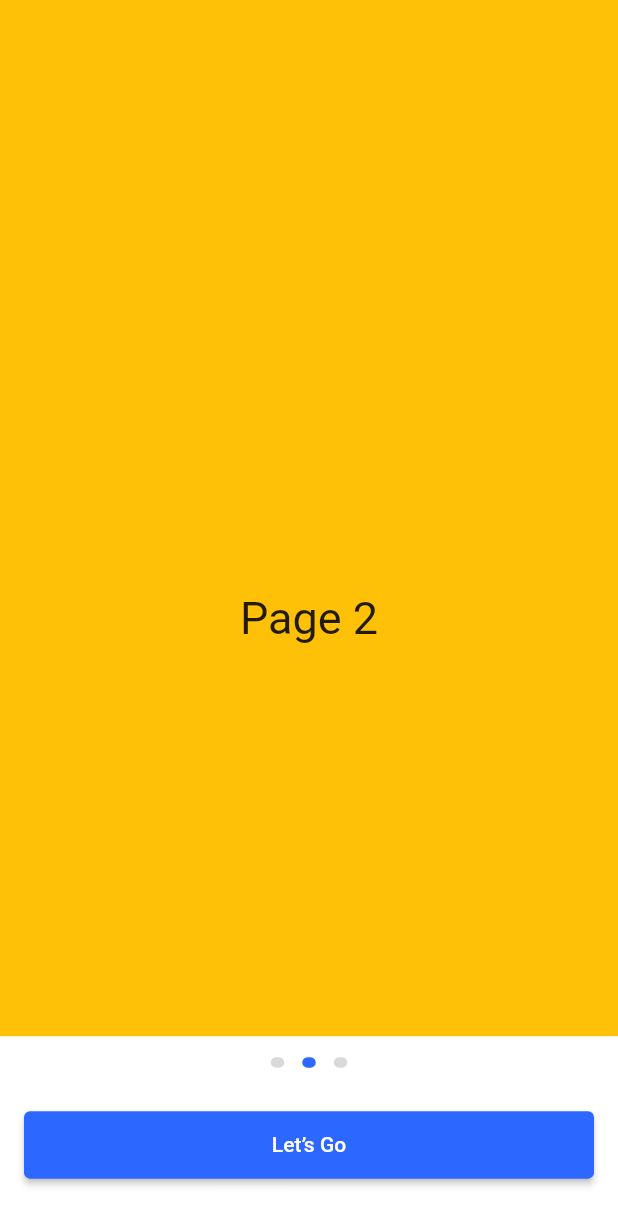
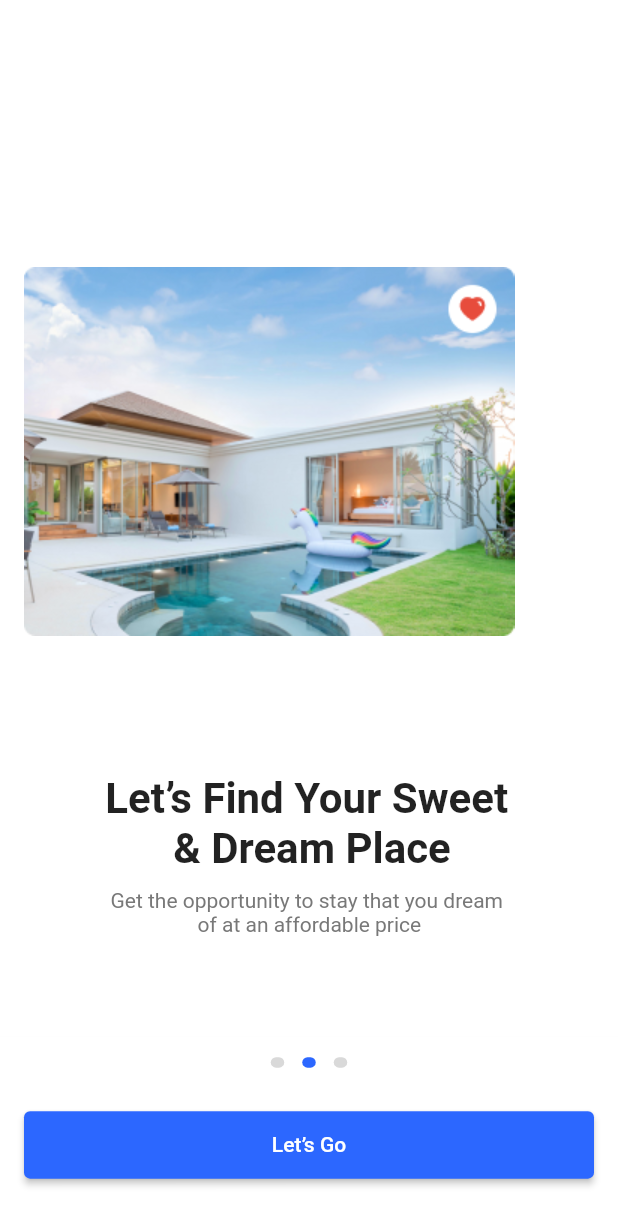
Before and after one commit to EngAhmed2/Hotel_UI, a Flutter app: the screen it shows after launch, swiped to page 2, on a phone screen of 412 x 824 dp. Shown: the top 1226 px of the screen. Run offline on Flutter 3.47's test engine with Material 2 defaults, Android fonts, the light colour scheme and no system bars; drawn by our look-alikes of smooth_page_indicator.

Commit message:
Update Page 2 and 3

```diff
--- a/hotel/lib/Onboarding_Screen.dart
+++ b/hotel/lib/Onboarding_Screen.dart
@@ -63,21 +63,63 @@ class _Onboarding_ScreenState extends State<Onboarding_Screen> {
               ),
             ),
             Container(
-              color: Colors.amber,
-              child: Center(
-                child: Text(
-                  "Page 2",
-                  style: TextStyle(fontSize: 30),
-                ),
+              color: Colors.white,
+              child: Stack(
+                children: [
+                  Positioned(
+                    bottom:400,
+                    left: 16,
+                    child: Image.asset("assets/Image/slider2.png"),
+                  ),
+                  Positioned(
+                    bottom: 242,
+                    left: 37,
+                    right: 40,
+                    child: Text(
+                      "Let’s Find Your Sweet\n & Dream Place",
+                      style: TextStyle(
+                        fontWeight: FontWeight.w600,
+                        fontSize: 28,
+                      ),
+                      textAlign: TextAlign.center,
+                    ),),
+                  Positioned(
+                    bottom: 200,
+                    left: 37,
+                    right: 40,
+                    child: Text(
+                      "Get the opportunity to stay that you dream\n of at an affordable price",
+                      style: TextStyle(
+                        fontWeight: FontWeight.w400,
+                        fontSize: 14,
+                        color: Color(0xff787878),
+                      ),
+                      textAlign: TextAlign.center,
+                    ),
+                  ),
+                ],
               ),
             ),
             Container(
-              color: Colors.deepPurple,
-              child: Center(
-                child: Text(
-                  "Page 3",
-                  style: TextStyle(fontSize: 30),
-                ),
+              padding: EdgeInsets.only(top: 320),
+              color: Colors.white,
+              child: Column(
+                children: [
+                  Text(
+                    "Let’s Find Your Sweet\n & Dream Place",
+                    style: TextStyle(
+                      fontWeight: FontWeight.w600,
+                      fontSize: 32,
+                    ),
+                    textAlign: TextAlign.center,
+                  ),
+                  Image.network(
+                      'https://t3.ftcdn.net/jpg/02/77/05/92/360_F_277059284_8Xb04OKskch27gEcxkwVqSfdGkhiIV4G.jpg',
+                      height: 150,
+                      width: MediaQuery.of(context).size.width,
+                      fit: BoxFit.fitWidth,
+                  ),
+                ],
               ),
             ),
           ],
```
Also changed, not shown: hotel/assets/Image/Group7.png (added), hotel/assets/Image/arrow.png (added), hotel/assets/Image/slider2.png (added).
